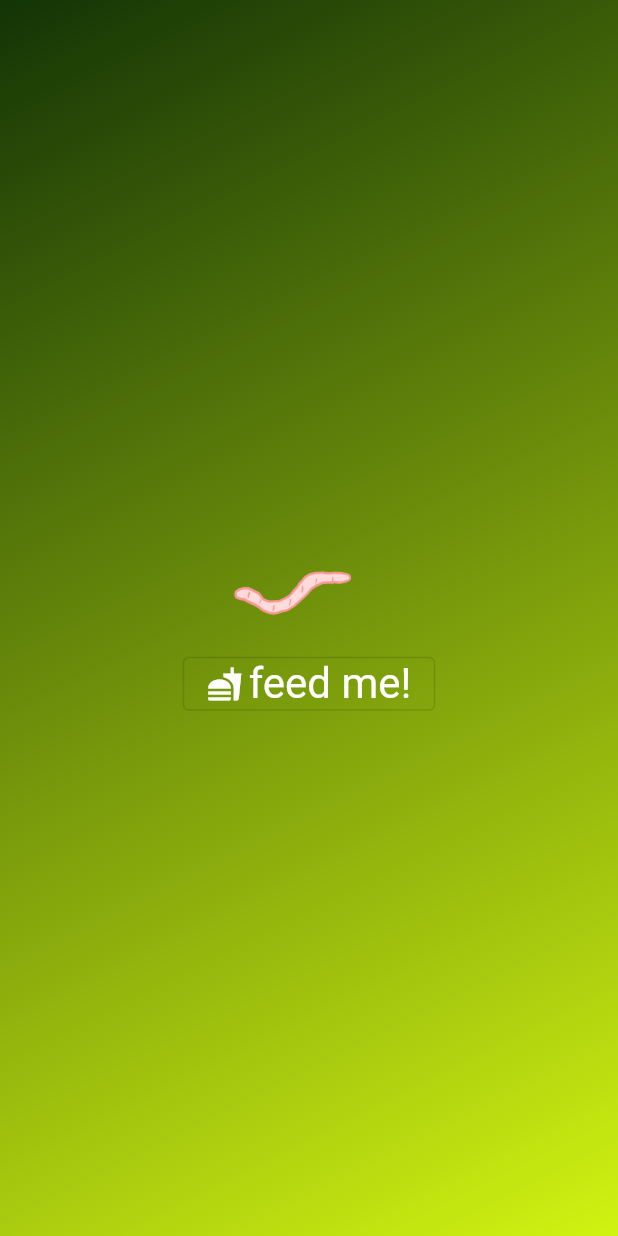
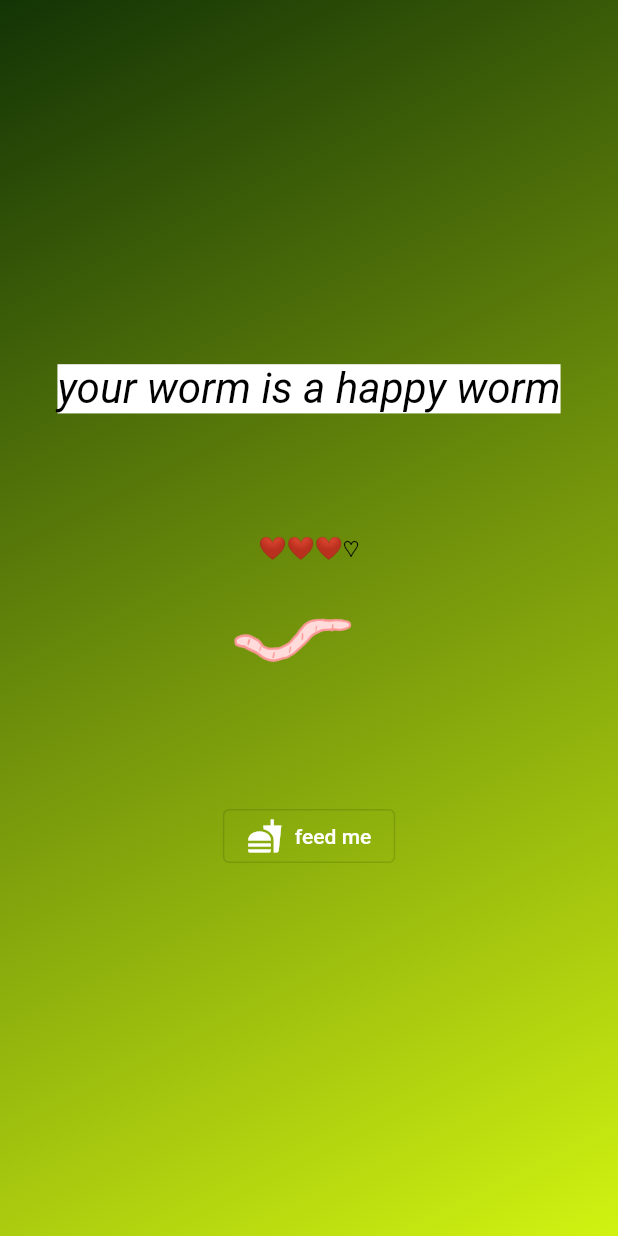
Before and after one commit to abbymachines/habit_vpet, a Flutter app: the screen it shows after launch, on a phone screen of 412 x 824 dp. Run offline on Flutter 3.47's test engine with Material 2 defaults, Android fonts, the phone set to English and light mode, and no system bars.

Commit message:
refactor pet into habits_screen and start_screen (breaks button functionality)

```diff
--- a/lib/heart.dart
+++ b/lib/heart.dart
@@ -1,7 +1,4 @@
 import 'package:flutter/material.dart';
-
-// const fullHeart = '❤️';
-// const emptyHeart = '♡';
 
 class Heart extends StatelessWidget {
   const Heart(this.heartStatus, {super.key});
--- a/lib/main.dart
+++ b/lib/main.dart
@@ -1,5 +1,4 @@
 import 'package:flutter/material.dart';
-// import 'package:habit_vpet/gradient_container.dart';
 import 'package:habit_vpet/habits.dart';
 
 void main() {
--- a/lib/start_screen.dart
+++ b/lib/start_screen.dart
@@ -1,4 +1,6 @@
 import 'package:flutter/material.dart';
+import 'package:habit_vpet/styled_text.dart';
+import 'package:habit_vpet/heart_bar.dart';
 
 class StartScreen extends StatelessWidget {
   const StartScreen({super.key});
@@ -9,15 +11,16 @@ class StartScreen extends StatelessWidget {
       child: Column(
         mainAxisSize: MainAxisSize.min,
         children: [
+          const StyledText('your worm is a happy worm'),
+          const SizedBox(height: 80),
+          const HeartBar(),
           Image.asset('assets/images/worm1.png', width: 200),
+          const SizedBox(height: 70),
           OutlinedButton.icon(
             onPressed: () {},
-            style: OutlinedButton.styleFrom(
-              foregroundColor: Colors.white,
-              textStyle: const TextStyle(fontSize: 28),
-            ),
+            style: OutlinedButton.styleFrom(foregroundColor: Colors.white),
             icon: const Icon(Icons.fastfood),
-            label: const Text('feed me!'),
+            label: const Text('feed me'),
           ),
         ],
       ),
```
Also changed, not shown: lib/gradient_container.dart (deleted, +0 -39 lines), lib/pet_feeder.dart (deleted, +0 -42 lines).
